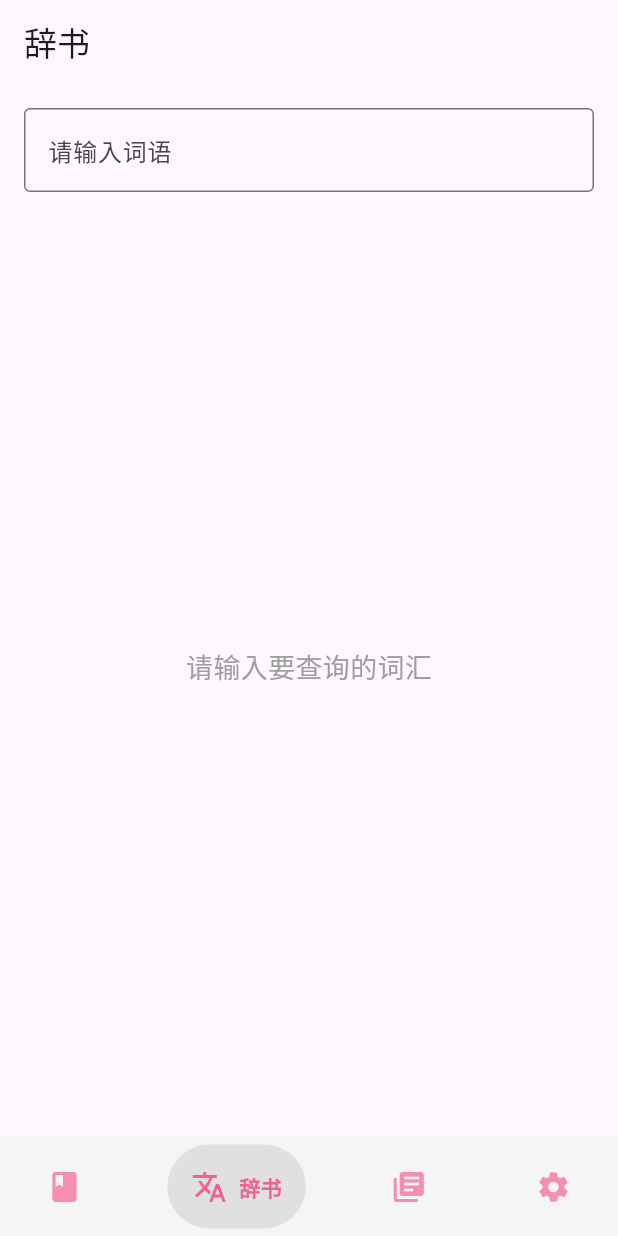
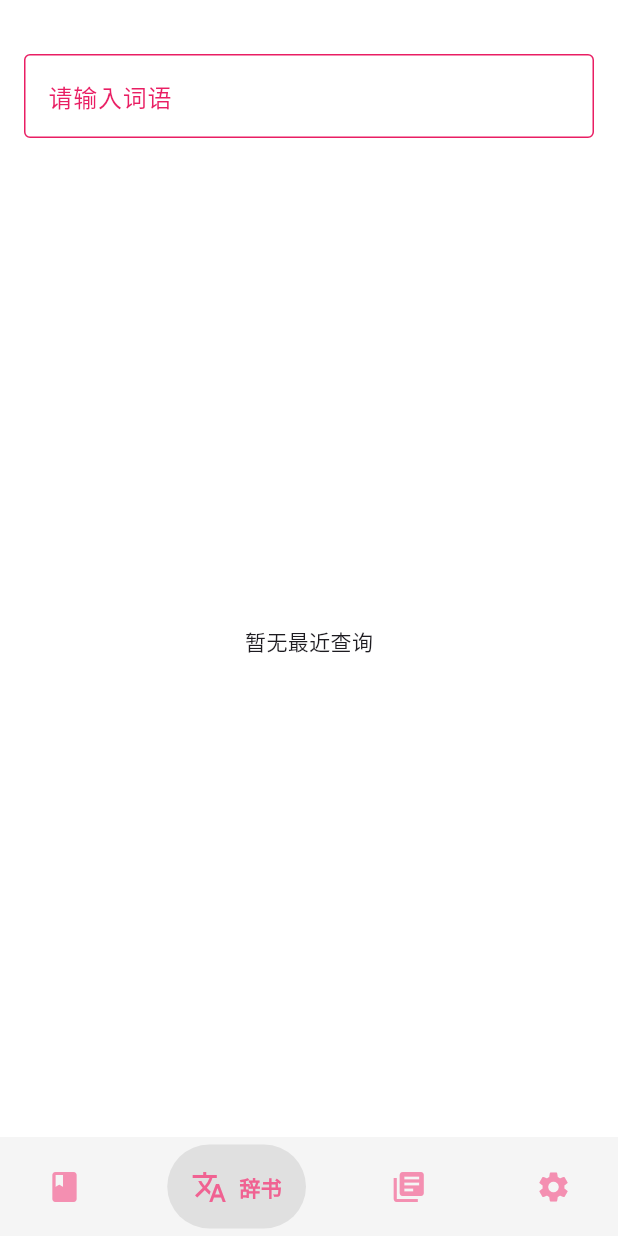
Before and after one commit to RealClearwave/inm, a Flutter app: the screen it shows after launch, item 2 of the bottom bar chosen, on a phone screen of 412 x 824 dp. Run offline on Flutter 3.47's test engine with Material 3 defaults, Android fonts, the phone set to English and light mode, and no system bars; drawn by our look-alikes of google_nav_bar; our stand-ins replace file_picker, shared_preferences.

Commit message:
update Dictionary Functions

```diff
--- a/lib/main.dart
+++ b/lib/main.dart
@@ -18,9 +18,22 @@ class MyApp extends StatelessWidget {
       debugShowCheckedModeBanner: false,
       title: 'inm',
       theme: ThemeData(
-        primarySwatch: Colors.pink,
+        primarySwatch: Colors.pink, // 主题色调为粉色
+        scaffoldBackgroundColor: Colors.white, // 全局背景颜色为白色
+        inputDecorationTheme: const InputDecorationTheme(
+          focusedBorder: OutlineInputBorder(
+            borderSide: BorderSide(color: Colors.pink), // 聚焦时边框为粉色
+          ),
+          enabledBorder: OutlineInputBorder(
+            borderSide: BorderSide(color: Colors.pink), // 普通状态下边框为粉色
+          ),
+          labelStyle: TextStyle(color: Colors.pink), // 提示文本的颜色为粉色
+        ),
+        progressIndicatorTheme: const ProgressIndicatorThemeData(
+          color: Colors.pink, // 加载符号的颜色为粉色
+        ),
       ),
-      home: const MainScreen(),  // 主页面
+      home: const MainScreen(),
     );
   }
 }
@@ -35,7 +48,6 @@ class MainScreen extends StatefulWidget {
 class _MainScreenState extends State<MainScreen> {
   int _selectedIndex = 0;  // 当前选中的页面索引
 
-  // 切换的页面
   static const List<Widget> _pages = [
     ReaderPage(),
     DictionaryPage(),
@@ -43,7 +55,6 @@ class _MainScreenState extends State<MainScreen> {
     SettingsPage(),
   ];
 
-  // 页面选择处理函数
   void _onItemTapped(int index) {
     setState(() {
       _selectedIndex = index;
@@ -53,17 +64,18 @@ class _MainScreenState extends State<MainScreen> {
   @override
   Widget build(BuildContext context) {
     return Scaffold(
-      body: _pages[_selectedIndex],  // 显示当前页面
+      backgroundColor: Colors.white, // 每个页面背景为白色
+      body: _pages[_selectedIndex],
       bottomNavigationBar: Container(
-        color: Colors.grey.shade100,  // 导航栏背景颜色
+        color: Colors.grey.shade100,
         padding: const EdgeInsets.symmetric(horizontal: 15, vertical: 5),
         child: GNav(
-          gap: 8,  // 图标和文字之间的距离
-          color: Colors.pink.shade200,  // 图标颜色
-          activeColor: Colors.pink.shade300,  // 选中的颜色
-          tabBackgroundColor: Colors.grey.shade300,  // 选中的背景颜色
+          gap: 8,
+          color: Colors.pink.shade200,
+          activeColor: Colors.pink.shade300,
+          tabBackgroundColor: Colors.grey.shade300,
           padding: const EdgeInsets.all(16),
-          onTabChange: _onItemTapped,  // 点击切换页面
+          onTabChange: _onItemTapped,
           tabs: const [
             GButton(
               icon: Icons.book,
--- a/lib/pages/dictionary.dart
+++ b/lib/pages/dictionary.dart
@@ -26,13 +26,12 @@ class _DictionaryPageState extends State<DictionaryPage> {
   @override
   Widget build(BuildContext context) {
     return Scaffold(
-      appBar: AppBar(
-        title: const Text('辞书'),
-      ),
-      body: Padding(
+      body: SafeArea(
+        child: Padding(
           padding: const EdgeInsets.all(16.0),
           child: Column(
             children: [
+              const SizedBox(height: 20),
               TextField(
                 controller: _controller,
                 decoration: const InputDecoration(
@@ -52,6 +51,7 @@ class _DictionaryPageState extends State<DictionaryPage> {
             ],
           ),
         ),
+      )
     );
   }
 }
```
Also changed, not shown: lib/components/dictview.dart (+161 -51 lines), lib/modules/tblookup.dart (+34 -4 lines), lib/pages/reader.dart (+13 -4 lines). Lines whose indentation alone changed are shown as unchanged.
